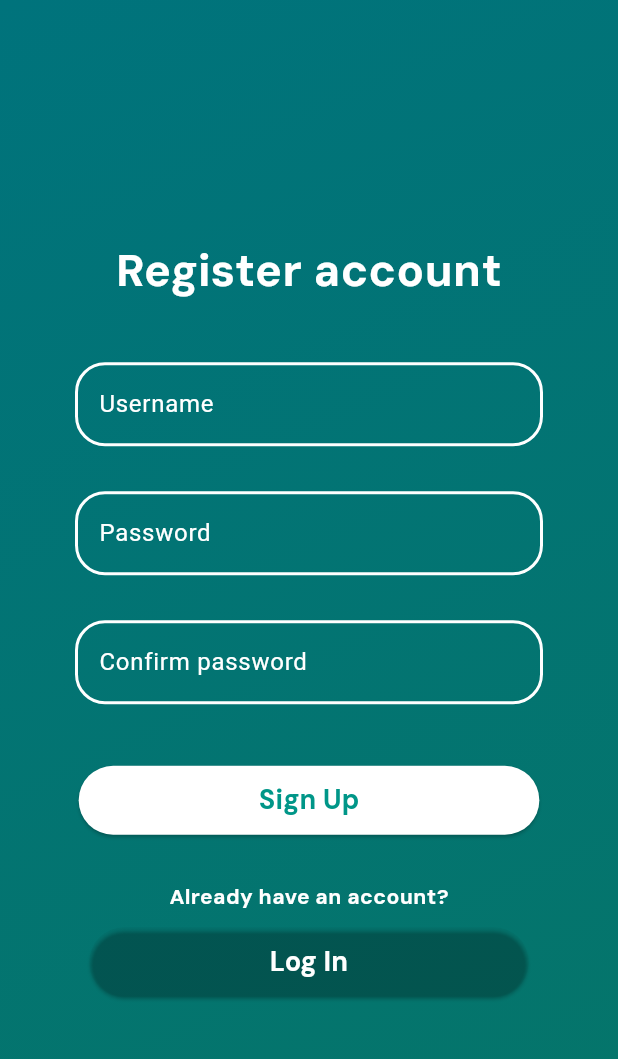
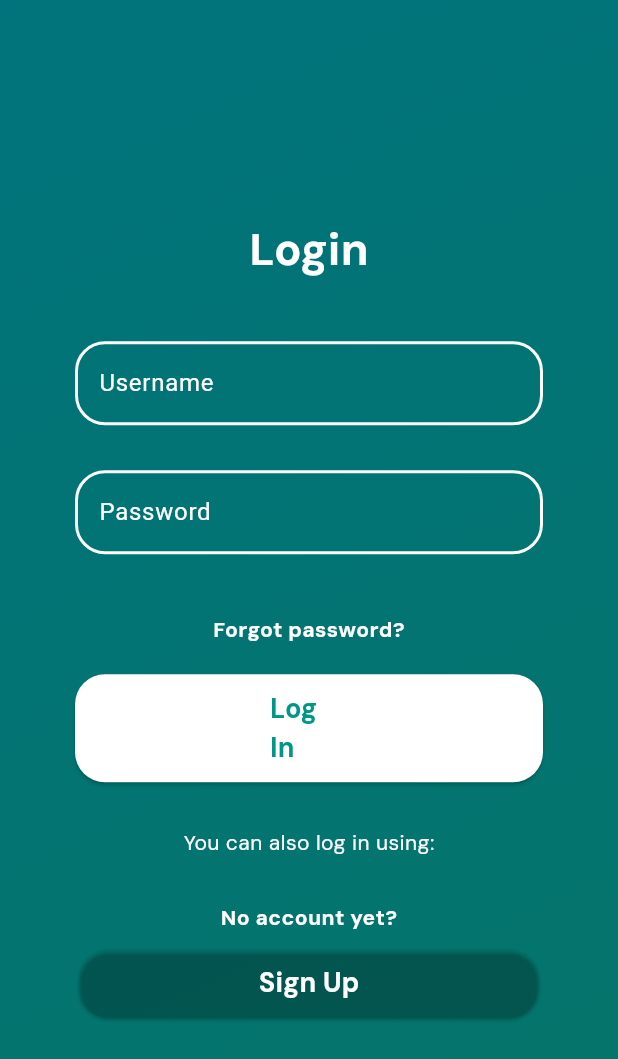
Before and after one commit to melmendez37/karawell, a Flutter app: the LoginScreen widget shown alone on an empty page, opened directly, after a tap on "Log In", on a phone screen of 412 x 824 dp. Shown: the top 1059 px of the screen. Run offline on Flutter 3.47's test engine with Material 3 defaults, Android fonts, the phone set to English and light mode, and no system bars.

Commit message:
fixed navigation bugs

```diff
--- a/lib/screens/login_screen.dart
+++ b/lib/screens/login_screen.dart
@@ -120,7 +120,7 @@ class LoginScreen extends StatelessWidget {
                     onPressed: () {
                       Navigator.push(
                         context,
-                        MaterialPageRoute(builder: (context) => RegisterScreen()),
+                        MaterialPageRoute(builder: (context) => LoginScreen()),
                       );
                     },
                     style: ElevatedButton.styleFrom(
@@ -130,7 +130,7 @@ class LoginScreen extends StatelessWidget {
                             vertical: 10
                         ),
                         shape: RoundedRectangleBorder(
-                            borderRadius: BorderRadius.circular(50)
+                            borderRadius: BorderRadius.circular(20)
                         )
                     ),
 
@@ -173,7 +173,7 @@ class LoginScreen extends StatelessWidget {
                     onPressed: () {
                       Navigator.push(
                         context,
-                        MaterialPageRoute(builder: (context) => Homepage()),
+                        MaterialPageRoute(builder: (context) => RegisterScreen()),
                       );
                     },
                     style: ElevatedButton.styleFrom(
@@ -183,7 +183,7 @@ class LoginScreen extends StatelessWidget {
                             vertical: 10
                         ),
                         shape: RoundedRectangleBorder(
-                            borderRadius: BorderRadius.circular(50)
+                            borderRadius: BorderRadius.circular(20)
                         )
                     ),
 
--- a/lib/screens/register_screen.dart
+++ b/lib/screens/register_screen.dart
@@ -140,7 +140,7 @@ class RegisterScreen extends StatelessWidget {
 
                 ElevatedButton(
                     onPressed: () {
-
+                      Navigator.pop(context);
                     },
                     style: ElevatedButton.styleFrom(
                         backgroundColor: Colors.white,
@@ -149,7 +149,7 @@ class RegisterScreen extends StatelessWidget {
                             vertical: 10
                         ),
                         shape: RoundedRectangleBorder(
-                            borderRadius: BorderRadius.circular(50)
+                            borderRadius: BorderRadius.circular(20)
                         )
                     ),
 
@@ -164,7 +164,7 @@ class RegisterScreen extends StatelessWidget {
                     )
                 ),
 
-                SizedBox(height:30),
+                SizedBox(height:50),
 
                 Text(
                   'Already have an account?',
@@ -188,7 +188,7 @@ class RegisterScreen extends StatelessWidget {
                             vertical: 10
                         ),
                         shape: RoundedRectangleBorder(
-                            borderRadius: BorderRadius.circular(50)
+                            borderRadius: BorderRadius.circular(20)
                         )
                     ),
 
```
